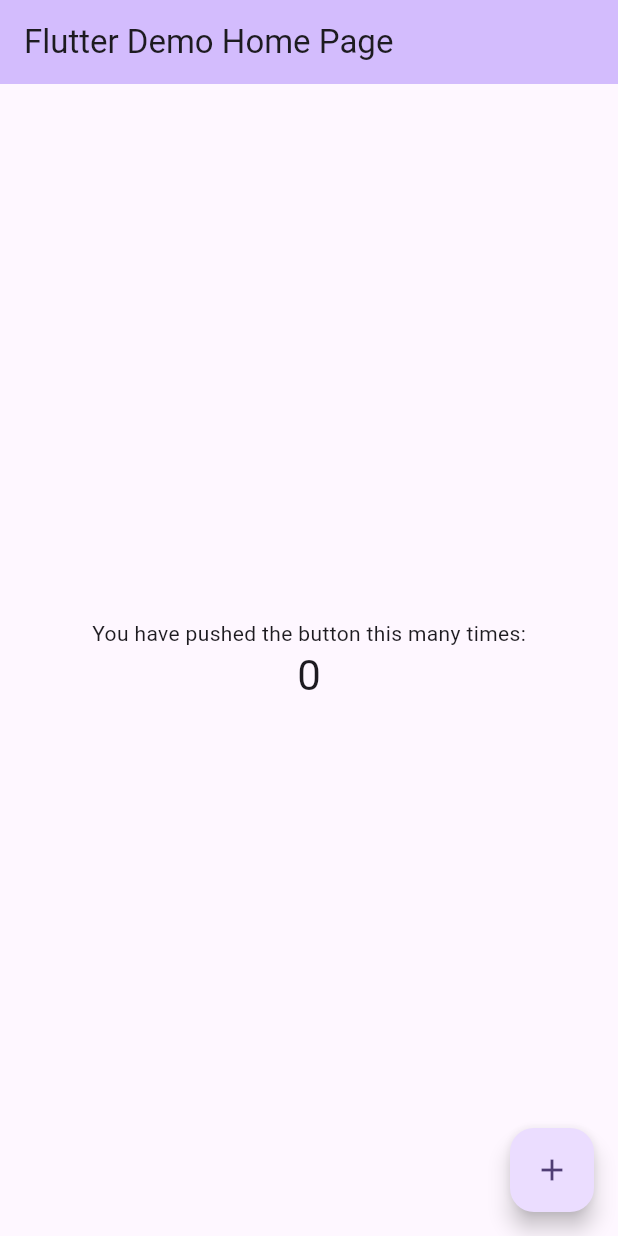
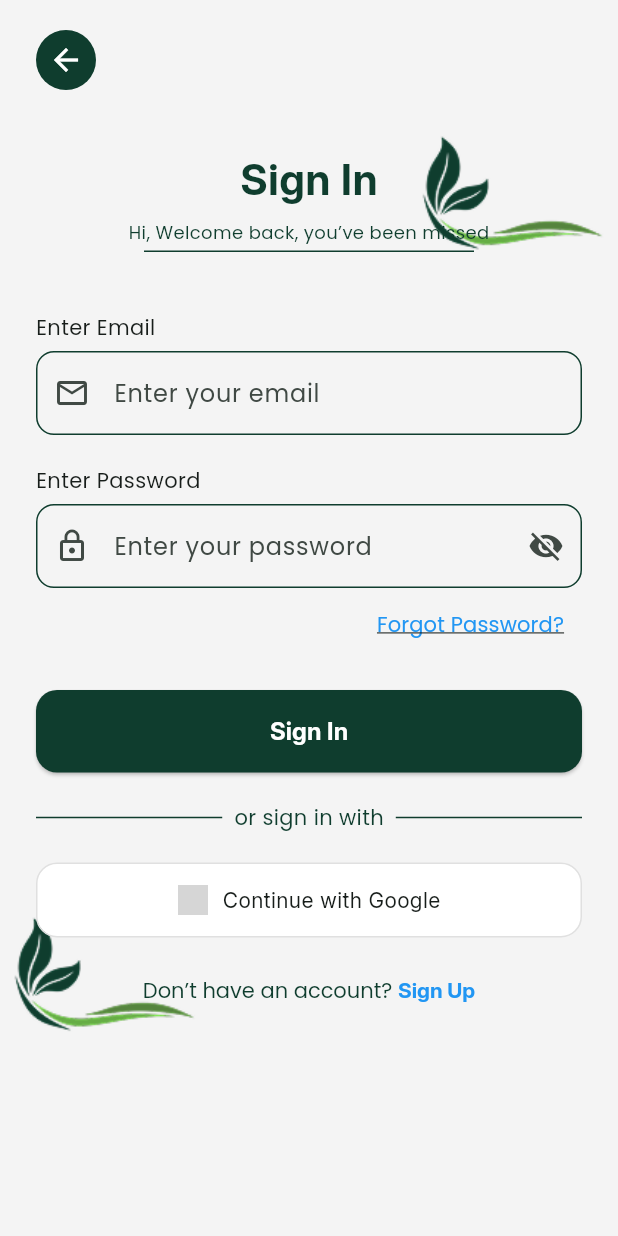
Before and after one commit to RidhoS22/Bhuwana_Guard_Mobile, a Flutter app: the screen it shows after launch, on a phone screen of 412 x 824 dp. Run offline on Flutter 3.47's test engine with Material 3 defaults, Android fonts, the phone set to English and light mode, and no system bars; network calls fail; grey boxes are pictures that could not be loaded.

Commit message:
menambahkan UI login page dengan assets dan fonts

```diff
--- /dev/null
+++ b/lib/features/auth/login/login_page.dart
@@ -0,0 +1,298 @@
+import 'package:flutter/material.dart';
+
+class LoginPage extends StatefulWidget {
+  const LoginPage({super.key});
+
+  @override
+  State<LoginPage> createState() => _LoginPageState();
+}
+
+class _LoginPageState extends State<LoginPage> {
+  final emailController = TextEditingController();
+  final passwordController = TextEditingController();
+
+  bool isObscure = true;
+
+  final greenColor = const Color(0xFF0F3D2E);
+
+  @override
+  Widget build(BuildContext context) {
+    return Scaffold(
+      backgroundColor: const Color(0xFFF4F4F4),
+      body: Stack(
+        children: [
+          // 🌿 TOP RIGHT
+          Positioned(
+            right: 0,
+            top: 40,
+            child: Transform.rotate(
+              angle: 3.14,
+              child: Image.asset(
+                "assets/images/daun_atas.png",
+                width: 140,
+              ),
+            ),
+          ),
+
+          // 🌿 BOTTOM LEFT
+          Positioned(
+            left: 0,
+            bottom: 0,
+            child: Image.asset(
+              "assets/images/daun_bawah.png",
+              width: 140,
+            ),
+          ),
+
+          SafeArea(
+            child: SingleChildScrollView(
+              padding: const EdgeInsets.symmetric(horizontal: 24),
+              child: Column(
+                crossAxisAlignment: CrossAxisAlignment.start,
+                children: [
+                  const SizedBox(height: 20),
+
+                  // BACK
+                  CircleAvatar(
+                    backgroundColor: greenColor,
+                    child: const Icon(Icons.arrow_back, color: Colors.white),
+                  ),
+
+                  const SizedBox(height: 40),
+
+                  // TITLE
+                  Center(
+                    child: Column(
+                      children: [
+                        Text(
+                          "Sign In",
+                          style: TextStyle(
+                            fontFamily: "Inter",
+                            fontSize: 28,
+                            fontWeight: FontWeight.bold,
+                            color: greenColor,
+                          ),
+                        ),
+                        const SizedBox(height: 6),
+
+                        Column(
+                          children: [
+                            Text(
+                              "Hi, Welcome back, you’ve been missed",
+                              style: TextStyle(
+                                fontFamily: "Poppins",
+                                fontSize: 12,
+                                color: greenColor,
+                              ),
+                            ),
+                            const SizedBox(height: 4),
+                            Container(
+                              width: 220,
+                              height: 1,
+                              color: greenColor,
+                            )
+                          ],
+                        )
+                      ],
+                    ),
+                  ),
+
+                  const SizedBox(height: 40),
+
+                  // EMAIL
+                  const Text(
+                    "Enter Email",
+                    style: TextStyle(fontFamily: "Poppins"),
+                  ),
+                  const SizedBox(height: 6),
+                  _inputField(
+                    controller: emailController,
+                    hint: "Enter your email",
+                    icon: Icons.email_outlined,
+                  ),
+
+                  const SizedBox(height: 20),
+
+                  // PASSWORD
+                  const Text(
+                    "Enter Password",
+                    style: TextStyle(fontFamily: "Poppins"),
+                  ),
+                  const SizedBox(height: 6),
+                  _inputField(
+                    controller: passwordController,
+                    hint: "Enter your password",
+                    icon: Icons.lock_outline,
+                    isPassword: true,
+                  ),
+
+                  // FORGOT
+                  Align(
+                    alignment: Alignment.centerRight,
+                    child: TextButton(
+                      onPressed: () {},
+                      child: const Text(
+                        "Forgot Password?",
+                        style: TextStyle(
+                          fontFamily: "Poppins",
+                          decoration: TextDecoration.underline,
+                          color: Colors.blue,
+                        ),
+                      ),
+                    ),
+                  ),
+
+                  const SizedBox(height: 20),
+
+                  // SIGN IN BUTTON (FIXED)
+                  SizedBox(
+                    width: double.infinity,
+                    child: ElevatedButton(
+                      onPressed: () {},
+                      style: ElevatedButton.styleFrom(
+                        backgroundColor: greenColor,
+                        padding: const EdgeInsets.symmetric(vertical: 16),
+                        shape: RoundedRectangleBorder(
+                          borderRadius: BorderRadius.circular(14),
+                        ),
+                      ),
+                      child: const Text(
+                        "Sign In",
+                        style: TextStyle(
+                          fontFamily: "Inter",
+                          fontSize: 16,
+                          color: Colors.white,
+                          fontWeight: FontWeight.bold,
+                        ),
+                      ),
+                    ),
+                  ),
+
+                  const SizedBox(height: 20),
+
+                  // DIVIDER
+                  Row(
+                    children: [
+                      Expanded(child: Divider(color: greenColor)),
+                      Padding(
+                        padding: const EdgeInsets.symmetric(horizontal: 8),
+                        child: Text(
+                          "or sign in with",
+                          style: TextStyle(
+                            fontFamily: "Poppins",
+                            color: greenColor,
+                          ),
+                        ),
+                      ),
+                      Expanded(child: Divider(color: greenColor)),
+                    ],
+                  ),
+
+                  const SizedBox(height: 20),
+
+                  // GOOGLE BUTTON
+                  SizedBox(
+                    width: double.infinity,
+                    child: Container(
+                      padding: const EdgeInsets.symmetric(vertical: 14),
+                      decoration: BoxDecoration(
+                        color: Colors.white,
+                        borderRadius: BorderRadius.circular(14),
+                        border: Border.all(color: Colors.grey.shade300),
+                      ),
+                      child: Row(
+                        mainAxisAlignment: MainAxisAlignment.center,
+                        children: [
+                          Image.network(
+                            "https://cdn-icons-png.flaticon.com/512/2991/2991148.png",
+                            height: 20,
+                          ),
+                          const SizedBox(width: 10),
+                          const Text(
+                            "Continue with Google",
+                            style: TextStyle(
+                              fontFamily: "Inter",
+                              fontWeight: FontWeight.w500,
+                            ),
+                          ),
+                        ],
+                      ),
+                    ),
+                  ),
+
+                  const SizedBox(height: 25),
+
+                  // SIGN UP TEXT
+                  Center(
+                    child: RichText(
+                      text: TextSpan(
+                        text: "Don’t have an account? ",
+                        style: TextStyle(
+                          fontFamily: "Poppins",
+                          color: greenColor,
+                        ),
+                        children: const [
+                          TextSpan(
+                            text: "Sign Up",
+                            style: TextStyle(
+                              fontFamily: "Inter",
+                              color: Colors.blue,
+                              fontWeight: FontWeight.bold,
+                            ),
+                          ),
+                        ],
+                      ),
+                    ),
+                  ),
+
+                  const SizedBox(height: 30),
+                ],
+              ),
+            ),
+          ),
+        ],
+      ),
+    );
+  }
+
+  Widget _inputField({
+    required TextEditingController controller,
+    required String hint,
+    required IconData icon,
+    bool isPassword = false,
+  }) {
+    return TextField(
+      controller: controller,
+      obscureText: isPassword ? isObscure : false,
+      decoration: InputDecoration(
+        hintText: hint,
+        prefixIcon: Icon(icon),
+        suffixIcon: isPassword
+            ? IconButton(
+                icon: Icon(
+                  isObscure
+                      ? Icons.visibility_off
+                      : Icons.visibility,
+                ),
+                onPressed: () {
+                  setState(() {
+                    isObscure = !isObscure;
+                  });
+                },
+              )
+            : null,
+        enabledBorder: OutlineInputBorder(
+          borderSide: const BorderSide(color: Color(0xFF0F3D2E)),
+          borderRadius: BorderRadius.circular(12),
+        ),
+        focusedBorder: OutlineInputBorder(
+          borderSide: const BorderSide(
+            color: Color(0xFF0F3D2E),
+            width: 2,
+          ),
+          borderRadius: BorderRadius.circular(12),
+        ),
+      ),
+    );
+  }
+}
--- a/lib/main.dart
+++ b/lib/main.dart
@@ -1,4 +1,5 @@
 import 'package:flutter/material.dart';
+import 'features/auth/login/login_page.dart';
 
 void main() {
   runApp(const MyApp());
@@ -7,116 +8,29 @@ void main() {
 class MyApp extends StatelessWidget {
   const MyApp({super.key});
 
-  // This widget is the root of your application.
   @override
   Widget build(BuildContext context) {
     return MaterialApp(
-      title: 'Flutter Demo',
+      debugShowCheckedModeBanner: false,
+      title: 'Bhuwana Tech Mobile',
+
       theme: ThemeData(
-        // This is the theme of your application.
-        //
-        // TRY THIS: Try running your application with "flutter run". You'll see
-        // the application has a purple toolbar. Then, without quitting the app,
-        // try changing the seedColor in the colorScheme below to Colors.green
-        // and then invoke "hot reload" (save your changes or press the "hot
-        // reload" button in a Flutter-supported IDE, or press "r" if you used
-        // the command line to start the app).
-        //
-        // Notice that the counter didn't reset back to zero; the application
-        // state is not lost during the reload. To reset the state, use hot
-        // restart instead.
-        //
-        // This works for code too, not just values: Most code changes can be
-        // tested with just a hot reload.
-        colorScheme: .fromSeed(seedColor: Colors.deepPurple),
+        fontFamily: 'Poppins',
+        scaffoldBackgroundColor: const Color(0xFFF4F4F4),
+        colorScheme: ColorScheme.fromSeed(
+          seedColor: const Color(0xFF0F3D2E),
+        ),
       ),
-      home: const MyHomePage(title: 'Flutter Demo Home Page'),
+
+      // 🔥 initial route
+      initialRoute: '/',
+
+      // 🔥 routes
+      routes: {
+        '/': (context) => const LoginPage(),
+        // nanti tambah di sini:
+        // '/register': (context) => const RegisterPage(),
+      },
     );
   }
 }
-
-class MyHomePage extends StatefulWidget {
-  const MyHomePage({super.key, required this.title});
-
-  // This widget is the home page of your application. It is stateful, meaning
-  // that it has a State object (defined below) that contains fields that affect
-  // how it looks.
-
-  // This class is the configuration for the state. It holds the values (in this
-  // case the title) provided by the parent (in this case the App widget) and
-  // used by the build method of the State. Fields in a Widget subclass are
-  // always marked "final".
-
-  final String title;
-
-  @override
-  State<MyHomePage> createState() => _MyHomePageState();
-}
-
-class _MyHomePageState extends State<MyHomePage> {
-  int _counter = 0;
-
-  void _incrementCounter() {
-    setState(() {
-      // This call to setState tells the Flutter framework that something has
-      // changed in this State, which causes it to rerun the build method below
-      // so that the display can reflect the updated values. If we changed
-      // _counter without calling setState(), then the build method would not be
-      // called again, and so nothing would appear to happen.
-      _counter++;
-    });
-  }
-
-  @override
-  Widget build(BuildContext context) {
-    // This method is rerun every time setState is called, for instance as done
-    // by the _incrementCounter method above.
-    //
-    // The Flutter framework has been optimized to make rerunning build methods
-    // fast, so that you can just rebuild anything that needs updating rather
-    // than having to individually change instances of widgets.
-    return Scaffold(
-      appBar: AppBar(
-        // TRY THIS: Try changing the color here to a specific color (to
-        // Colors.amber, perhaps?) and trigger a hot reload to see the AppBar
-        // change color while the other colors stay the same.
-        backgroundColor: Theme.of(context).colorScheme.inversePrimary,
-        // Here we take the value from the MyHomePage object that was created by
-        // the App.build method, and use it to set our appbar title.
-        title: Text(widget.title),
-      ),
-      body: Center(
-        // Center is a layout widget. It takes a single child and positions it
-        // in the middle of the parent.
-        child: Column(
-          // Column is also a layout widget. It takes a list of children and
-          // arranges them vertically. By default, it sizes itself to fit its
-          // children horizontally, and tries to be as tall as its parent.
-          //
-          // Column has various properties to control how it sizes itself and
-          // how it positions its children. Here we use mainAxisAlignment to
-          // center the children vertically; the main axis here is the vertical
-          // axis because Columns are vertical (the cross axis would be
-          // horizontal).
-          //
-          // TRY THIS: Invoke "debug painting" (choose the "Toggle Debug Paint"
-          // action in the IDE, or press "p" in the console), to see the
-          // wireframe for each widget.
-          mainAxisAlignment: .center,
-          children: [
-            const Text('You have pushed the button this many times:'),
-            Text(
-              '$_counter',
-              style: Theme.of(context).textTheme.headlineMedium,
-            ),
-          ],
-        ),
-      ),
-      floatingActionButton: FloatingActionButton(
-        onPressed: _incrementCounter,
-        tooltip: 'Increment',
-        child: const Icon(Icons.add),
-      ),
-    );
-  }
-}
```
Also changed, not shown: pubspec.yaml (+12 -66 lines), assets/fonts/Inter-Bold.ttf (added), assets/fonts/Inter-Regular.ttf (added), assets/fonts/Poppins-Bold.ttf (added), assets/fonts/Poppins-Regular.ttf (added), assets/images/daun_atas.png (added), assets/images/daun_bawah.png (added).
